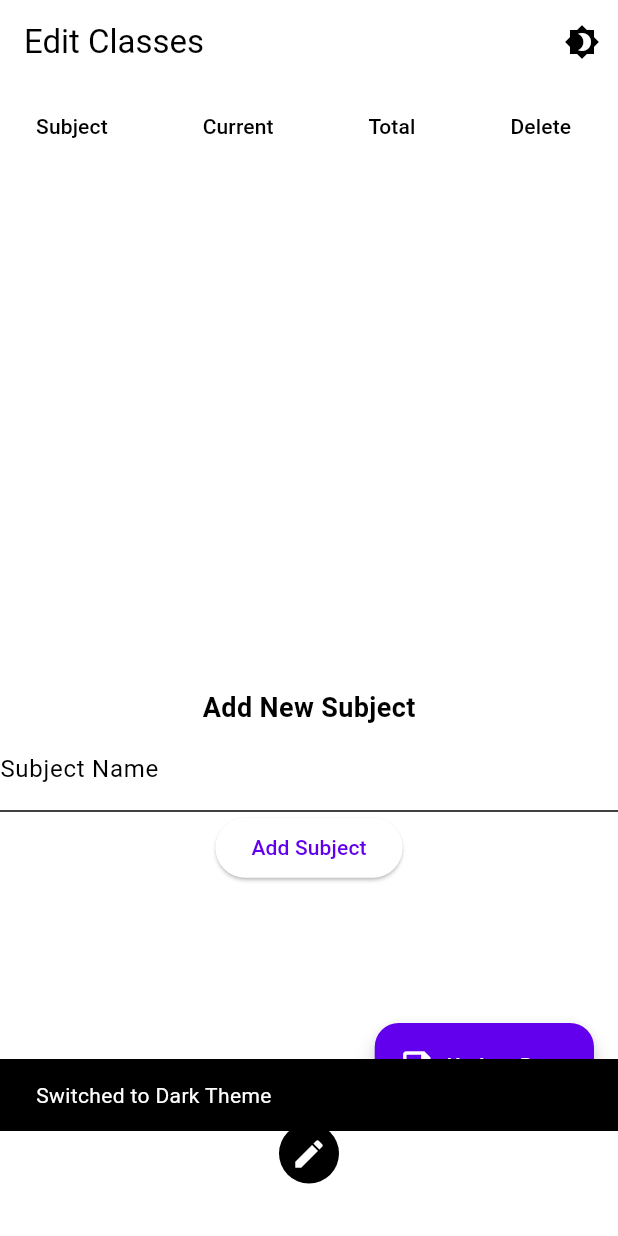
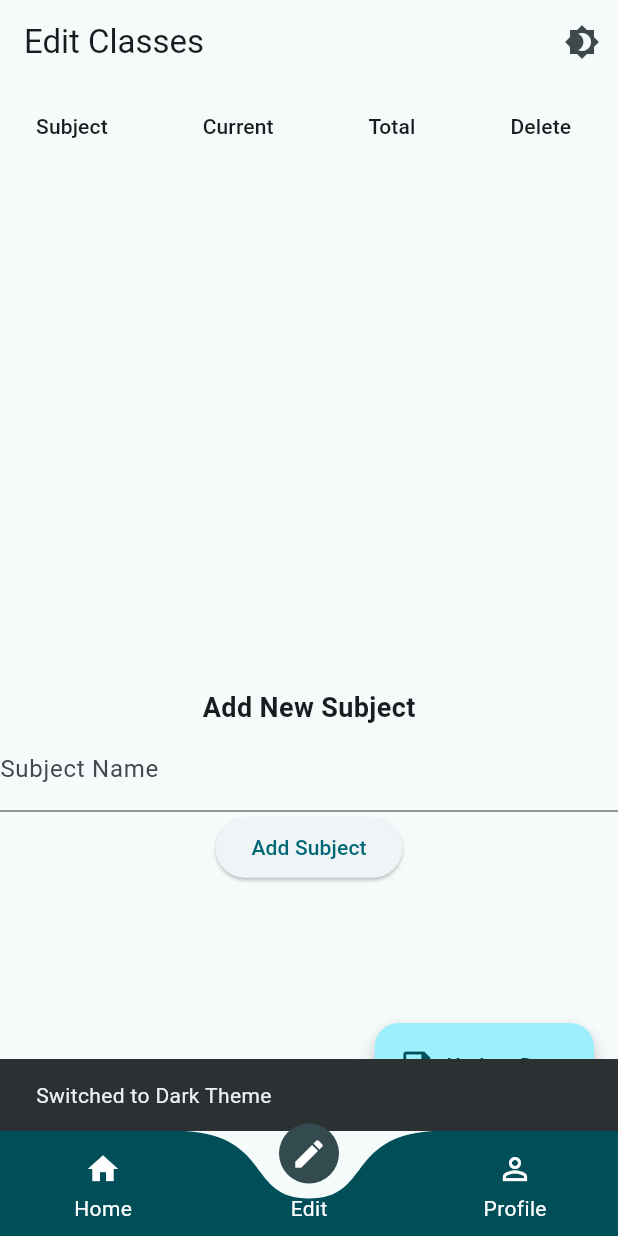
Before and after one commit to LemonDrop847/classcheckup, a Flutter app: the IndexPage screen opened directly with empty values, item 2 of the bottom bar chosen, after a tap on the "brightness 4" icon, on a phone screen of 412 x 824 dp. Run offline on Flutter 3.47's test engine with Material 2 defaults, Android fonts, the light colour scheme and no system bars; drawn by our look-alikes of curved_labeled_navigation_bar; our stand-ins replace cloud_firestore, firebase_auth, firebase_core, firebase_storage, google_sign_in, image_picker and 1 more; missing offline and left inert: gauge_indicator; accounts and stored records are empty.

Commit message:
Theme Fix

```diff
--- a/lib/components/colors.dart
+++ /dev/null
@@ -1,49 +0,0 @@
-import 'package:flutter/material.dart';
-import 'package:shared_preferences/shared_preferences.dart';
-
-class AppColors {
-  static ThemeData lightTheme = ThemeData(
-    primaryColor: Colors.blue,
-    colorScheme: ColorScheme.light(
-      secondary: Colors.cyan,
-      background: Colors.white,
-    ),
-    textTheme: TextTheme(
-      bodyText1: TextStyle(color: Colors.black),
-      bodyText2: TextStyle(color: Colors.black),
-    ),
-    useMaterial3: true,
-  );
-
-  static ThemeData darkTheme = ThemeData(
-    primaryColor: Colors.deepPurple,
-    colorScheme: ColorScheme.dark(
-      secondary: Colors.deepPurpleAccent,
-      background: Colors.black,
-    ),
-    textTheme: TextTheme(
-      bodyText1: TextStyle(color: Colors.white),
-      bodyText2: TextStyle(color: Colors.white),
-    ),
-    useMaterial3: true,
-  );
-
-  static bool isDarkTheme = false;
-
-  static Future<void> loadThemeFromPrefs() async {
-    SharedPreferences prefs = await SharedPreferences.getInstance();
-    isDarkTheme = prefs.getBool('isDarkTheme') ?? false;
-  }
-
-  static void setTheme(bool isDark) {
-    isDarkTheme = isDark;
-  }
-
-  static Future<void> saveThemePreference(bool isDarkTheme) async {
-    SharedPreferences prefs = await SharedPreferences.getInstance();
-    await prefs.setBool('isDarkTheme', isDarkTheme);
-    setTheme(isDarkTheme);
-  }
-
-  static ThemeData get currentTheme => isDarkTheme ? darkTheme : lightTheme;
-}
--- /dev/null
+++ b/lib/components/switcher.dart
@@ -0,0 +1,37 @@
+import 'package:flutter/material.dart';
+import 'theme.dart' as theme_mgr;
+
+class ThemeToggleButton extends StatefulWidget {
+  const ThemeToggleButton({Key? key});
+
+  @override
+  _ThemeToggleButtonState createState() => _ThemeToggleButtonState();
+}
+
+class _ThemeToggleButtonState extends State<ThemeToggleButton> {
+  bool isDarkTheme = theme_mgr.AppColors.isDarkTheme;
+
+  @override
+  Widget build(BuildContext context) {
+    return IconButton(
+      icon: const Icon(Icons.brightness_4),
+      onPressed: () {
+        setState(() {
+          isDarkTheme = !isDarkTheme;
+        });
+
+        theme_mgr.AppColors.saveThemePreference(isDarkTheme).then((_) {
+          theme_mgr.AppColors.loadThemeFromPrefs();
+          final scaffoldMessenger = ScaffoldMessenger.of(context);
+          scaffoldMessenger.showSnackBar(
+            SnackBar(
+              content: Text(isDarkTheme
+                  ? 'Switched to Dark Theme'
+                  : 'Switched to Light Theme'),
+            ),
+          );
+        });
+      },
+    );
+  }
+}
--- a/lib/components/theme.dart
+++ b/lib/components/theme.dart
@@ -1,22 +1,32 @@
 import 'package:flutter/material.dart';
-import 'colors.dart';
+import 'package:shared_preferences/shared_preferences.dart';
 
-class ThemeToggleButton extends StatelessWidget {
-  @override
-  Widget build(BuildContext context) {
-    return IconButton(
-      icon: Icon(Icons.brightness_4),
-      onPressed: () {
-        bool isDarkTheme = Theme.of(context).brightness == Brightness.dark;
-        AppColors.saveThemePreference(!isDarkTheme).then((_) {
-          final scaffoldMessenger = ScaffoldMessenger.of(context);
-          scaffoldMessenger.showSnackBar(SnackBar(
-            content: Text(isDarkTheme
-                ? 'Switched to Light Theme'
-                : 'Switched to Dark Theme'),
-          ));
-        });
-      },
-    );
+class AppColors {
+  static ThemeData lightTheme = ThemeData(
+    colorScheme: ColorScheme.fromSeed(
+      seedColor: const Color(0xFF080808),
+      brightness: Brightness.light,
+    ),
+    useMaterial3: true,
+  );
+
+  static ThemeData darkTheme = ThemeData(
+    colorScheme: ColorScheme.fromSeed(
+      seedColor: const Color(0xFF080808),
+      brightness: Brightness.dark,
+    ),
+    useMaterial3: true,
+  );
+
+  static bool isDarkTheme = false;
+
+  static Future<void> loadThemeFromPrefs() async {
+    SharedPreferences prefs = await SharedPreferences.getInstance();
+    isDarkTheme = prefs.getBool('isDarkTheme') ?? false;
+  }
+
+  static Future<void> saveThemePreference(bool isDarkTheme) async {
+    SharedPreferences prefs = await SharedPreferences.getInstance();
+    await prefs.setBool('isDarkTheme', isDarkTheme);
   }
 }
--- a/lib/index.dart
+++ b/lib/index.dart
@@ -1,4 +1,4 @@
-import 'package:classcheckup/components/theme.dart';
+import 'package:classcheckup/components/switcher.dart';
 import 'package:classcheckup/pages/dashboard.dart';
 import 'package:curved_labeled_navigation_bar/curved_navigation_bar.dart';
 import 'package:curved_labeled_navigation_bar/curved_navigation_bar_item.dart';
@@ -34,7 +34,7 @@
     return Scaffold(
       backgroundColor: Theme.of(context).scaffoldBackgroundColor,
       appBar: AppBar(
-        actions: [ThemeToggleButton()],
+        actions: const [ThemeToggleButton()],
         title: Text(_selectedIndex == 0
             ? 'Your Classes'
             : _selectedIndex == 1
@@ -43,9 +43,10 @@
       ),
       body: _pages[_selectedIndex],
       bottomNavigationBar: CurvedNavigationBar(
-        buttonBackgroundColor: Theme.of(context).textTheme.titleLarge!.color,
+        buttonBackgroundColor:
+            Theme.of(context).colorScheme.onSecondaryContainer,
         backgroundColor: Theme.of(context).colorScheme.background,
-        color: Theme.of(context).colorScheme.onInverseSurface,
+        color: Theme.of(context).colorScheme.onPrimaryContainer,
         items: const [
           CurvedNavigationBarItem(
             child: Icon(
--- a/lib/main.dart
+++ b/lib/main.dart
@@ -1,8 +1,8 @@
 import 'package:flutter/material.dart';
 import 'package:firebase_core/firebase_core.dart';
 import 'package:firebase_auth/firebase_auth.dart';
-import 'firebase_options.dart';
-import 'components/colors.dart';
+import 'services/firebase_options.dart';
+import 'components/theme.dart' as theme_mgr;
 import 'pages/landing.dart';
 import 'index.dart';
 
@@ -11,18 +11,33 @@
   await Firebase.initializeApp(
     options: DefaultFirebaseOptions.currentPlatform,
   );
-  await AppColors.loadThemeFromPrefs();
-  runApp(MyApp());
+  await theme_mgr.AppColors.loadThemeFromPrefs();
+  runApp(const MyApp());
 }
 
-class MyApp extends StatelessWidget {
+class MyApp extends StatefulWidget {
+  const MyApp({super.key});
+
+  @override
+  State<MyApp> createState() => _MyAppState();
+}
+
+class _MyAppState extends State<MyApp> {
   final FirebaseAuth _auth = FirebaseAuth.instance;
+
+  Future<User?> _checkIfUserSignedIn() async {
+    return _auth.currentUser;
+  }
 
   @override
   Widget build(BuildContext context) {
+    return Builder(
+      builder: (BuildContext context) {
         return MaterialApp(
           debugShowCheckedModeBanner: false,
-      theme: AppColors.currentTheme,
+          theme: theme_mgr.AppColors.isDarkTheme
+              ? theme_mgr.AppColors.darkTheme
+              : theme_mgr.AppColors.lightTheme,
           home: FutureBuilder(
             future: _checkIfUserSignedIn(),
             builder: (BuildContext context, AsyncSnapshot<User?> snapshot) {
@@ -40,9 +55,7 @@
             },
           ),
         );
-  }
-
-  Future<User?> _checkIfUserSignedIn() async {
-    return _auth.currentUser;
+      },
+    );
   }
 }
--- a/lib/pages/dashboard.dart
+++ b/lib/pages/dashboard.dart
@@ -2,17 +2,22 @@
 import 'package:flutter/material.dart';
 import 'package:cloud_firestore/cloud_firestore.dart';
 
-class DashBoard extends StatelessWidget {
+class DashBoard extends StatefulWidget {
   final String uid;
-  const DashBoard({Key? key, required this.uid}) : super(key: key);
+  const DashBoard({super.key, required this.uid});
 
+  @override
+  State<DashBoard> createState() => _DashBoardState();
+}
+
+class _DashBoardState extends State<DashBoard> {
   @override
   Widget build(BuildContext context) {
     return Center(
       child: StreamBuilder<DocumentSnapshot>(
         stream: FirebaseFirestore.instance
             .collection('subdata')
-            .doc(uid)
+            .doc(widget.uid)
             .snapshots(),
         builder: (context, snapshot) {
           if (snapshot.hasData && snapshot.data != null) {
@@ -38,7 +43,7 @@
                 var subject = subjectsData[index];
                 String subname = subject['subname'] as String;
 
-                String id = uid;
+                String id = widget.uid;
 
                 return SubCard(
                   subname: subname,
```
Also changed, not shown: lib/services/firebase_options.dart (renamed from lib/firebase_options.dart). Lines whose indentation alone changed are shown as unchanged.
